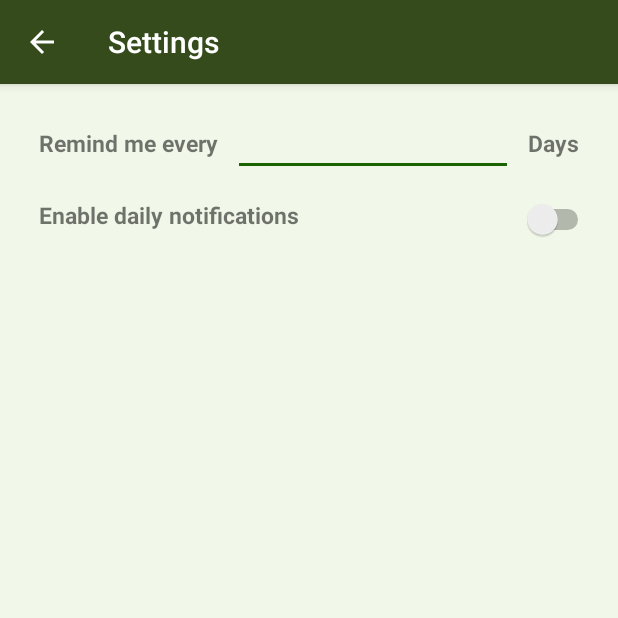
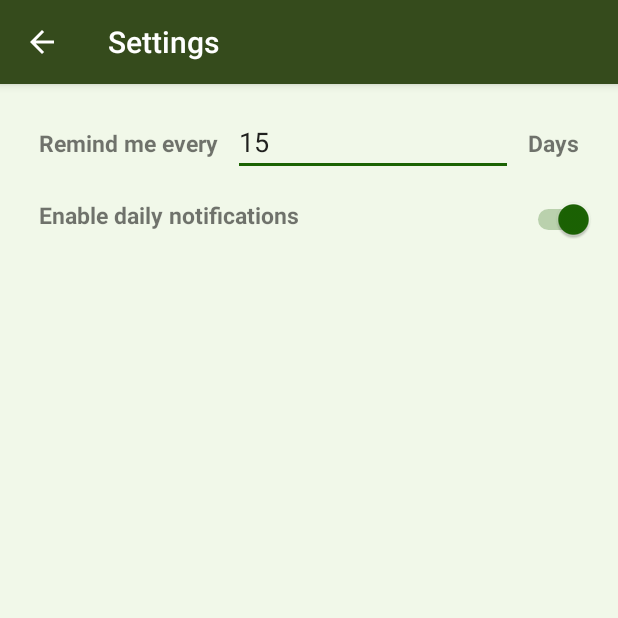
Before and after one commit to PadaliaRushabh/remembertocall, an Android app: the screen it shows after launch (SettingActivity), after a tap on "Setting", on a phone screen of 412 x 824 dp, the top half of it. Run offline under Robolectric (Android 15) with nearby library versions, the phone set to English and light mode, and no system bars; libraries missing offline, so code that uses them is left out: com.melnykov.fab; 3 statements that could not run were skipped.

Commit message:
setting save working

```diff
--- a/app/src/main/java/com/rushabh/remembertocall/MainActivity.java
+++ b/app/src/main/java/com/rushabh/remembertocall/MainActivity.java
@@ -16,6 +16,7 @@ import android.support.v7.widget.DefaultItemAnimator;
 import android.support.v7.widget.LinearLayoutManager;
 import android.support.v7.widget.RecyclerView;
 import android.support.v7.widget.helper.ItemTouchHelper;
+import android.util.Log;
 import android.view.Menu;
 import android.view.MenuItem;
 import android.view.View;
@@ -45,6 +46,7 @@ public class MainActivity extends AppCompatActivity {
     private static final int NEVER_CONTACTED = -1;
     private static final int PERMISSION_FOR_DURATION_DENIED = -2;
     private static final int CANNOT_ASK_FOR_PERMISSION_ON_RUNTIME = -3;
+    private static final int DEFAULT_REMINDER = 15 ;
     Uri uriContact;
     Cursor cursor;
     int id;
@@ -119,6 +121,9 @@ public class MainActivity extends AppCompatActivity {
 
         if(sharedPreferenceHelper.readFirstLaunch() == true){
 
+            sharedPreferenceHelper.writeIsReminderNoticiation(true);
+            sharedPreferenceHelper.writeReminder(DEFAULT_REMINDER);
+
             sharedPreferenceHelper.writeFirstLaunch();
             Intent i= new Intent(getApplicationContext(), UpdateDatabaseService.class);
             getApplicationContext().startService(i);
@@ -141,7 +146,6 @@ public class MainActivity extends AppCompatActivity {
             Intent intent = new Intent(this , SettingActivity.class);
             startActivity(intent);
         }
-
         return super.onOptionsItemSelected(item);
     }
 
--- a/app/src/main/java/com/rushabh/remembertocall/SettingActivity.java
+++ b/app/src/main/java/com/rushabh/remembertocall/SettingActivity.java
@@ -1,18 +1,64 @@
 package com.rushabh.remembertocall;
 
 import android.os.Bundle;
+import android.support.v4.app.NavUtils;
 import android.support.v7.app.AppCompatActivity;
+import android.util.Log;
+import android.view.MenuItem;
+import android.widget.EditText;
+import android.widget.Switch;
+import android.widget.Toast;
+
+import com.rushabh.remembertocall.sharedPreferenceHelper.SharedPreferenceHelper;
 
 /**
  * Created by rushabh on 24/12/15.
  */
 public class SettingActivity extends AppCompatActivity {
 
+    int reminderDays = 15;
+    boolean notificationIsEnabled = true;
+
+    EditText txt_reminderDays;
+    Switch swt_notificationIsEnabled;
+
+    SharedPreferenceHelper sharedPreferenceHelper;
     @Override
     public void onCreate(Bundle savedInstanceState) {
         super.onCreate(savedInstanceState);
         setContentView(R.layout.activity_setting);
+        getSupportActionBar().setDisplayHomeAsUpEnabled(true);
 
-        getSupportActionBar().setDisplayHomeAsUpEnabled(true);
+        sharedPreferenceHelper = new SharedPreferenceHelper(getApplicationContext());
+
+        txt_reminderDays = (EditText) findViewById(R.id.editText_reminderDays);
+        swt_notificationIsEnabled = (Switch) findViewById(R.id.switch_notification);
+
+        reminderDays = sharedPreferenceHelper.readReminder();
+        notificationIsEnabled = sharedPreferenceHelper.readIsReminderNoticiation();
+
+        txt_reminderDays.setText(Integer.toString(reminderDays));
+
+        swt_notificationIsEnabled.setChecked(notificationIsEnabled);
+
     }
+
+    @Override
+    public boolean onOptionsItemSelected(MenuItem item) {
+        switch (item.getItemId()) {
+            case android.R.id.home:
+
+                sharedPreferenceHelper.writeReminder(Integer.parseInt(txt_reminderDays.getText().toString()));
+                sharedPreferenceHelper.writeIsReminderNoticiation(swt_notificationIsEnabled.isChecked());
+
+                Toast.makeText(getApplicationContext(), getResources().getString(R.string.setting_saved_toast) ,Toast.LENGTH_SHORT).show();
+
+                NavUtils.navigateUpFromSameTask(this);
+                return true;
+            default:
+                return super.onOptionsItemSelected(item);
+        }
+    }
+
+
 }
--- a/app/src/main/java/com/rushabh/remembertocall/UpdateDatabaseService/UpdateDatabaseService.java
+++ b/app/src/main/java/com/rushabh/remembertocall/UpdateDatabaseService/UpdateDatabaseService.java
@@ -147,7 +147,7 @@ public class UpdateDatabaseService extends Service{
 
         }
 
-        if(daySinceLastCall >= reminderDays || daySinceLastCall == NEVER_CONTACTED){
+        if(sharedPreferenceHelper.readIsReminderNoticiation() && (daySinceLastCall >= reminderDays || daySinceLastCall == NEVER_CONTACTED)){
             contactToCall++;
             callNotification = true;
         }
--- a/app/src/main/java/com/rushabh/remembertocall/sharedPreferenceHelper/SharedPreferenceHelper.java
+++ b/app/src/main/java/com/rushabh/remembertocall/sharedPreferenceHelper/SharedPreferenceHelper.java
@@ -45,4 +45,16 @@ public class SharedPreferenceHelper {
         int reminderDays = sharedPreferences.getInt(context.getString(R.string.preference_key_reminder), DEFAULT_REMINDER_DAYS);
         return  reminderDays;
     }
+
+
+    public void writeIsReminderNoticiation(boolean isEnabled){
+        SharedPreferences.Editor editor = sharedPreferences.edit();
+        editor.putBoolean(context.getString(R.string.preference_key_reminder_is_enabled), isEnabled);
+        editor.commit();
+    }
+
+    public boolean readIsReminderNoticiation(){
+        boolean isEnabled = sharedPreferences.getBoolean(context.getString(R.string.preference_key_reminder_is_enabled), true);
+        return  isEnabled;
+    }
 }
--- a/app/src/main/res/layout/activity_setting.xml
+++ b/app/src/main/res/layout/activity_setting.xml
@@ -36,7 +36,7 @@
             android:layout_height="wrap_content"
             android:inputType="numberSigned"
             android:ems="10"
-            android:id="@+id/editText"
+            android:id="@+id/editText_reminderDays"
             android:layout_weight="1" />
 
         <TextView
--- a/app/src/main/res/values/strings.xml
+++ b/app/src/main/res/values/strings.xml
@@ -6,10 +6,12 @@
     <string name="preference_file_name">com.rushabh.remembertocall.preference_key</string>
     <string name="preference_key">isFirstLaunch</string>
     <string name="preference_key_reminder">preference_key_reminder</string>
+    <string name="preference_key_reminder_is_enabled">preference_key_reminder_is_enabled</string>
     <string name="setting_activity">Settings</string>
 
     <string name="setting_label_reminder">Remind me every</string>
     <string name="setting_label_reminder_days">Days</string>
 
     <string name="setting_label_notification">Enable daily notifications</string>
+    <string name="setting_saved_toast">Settings Saved</string>
 </resources>
```
